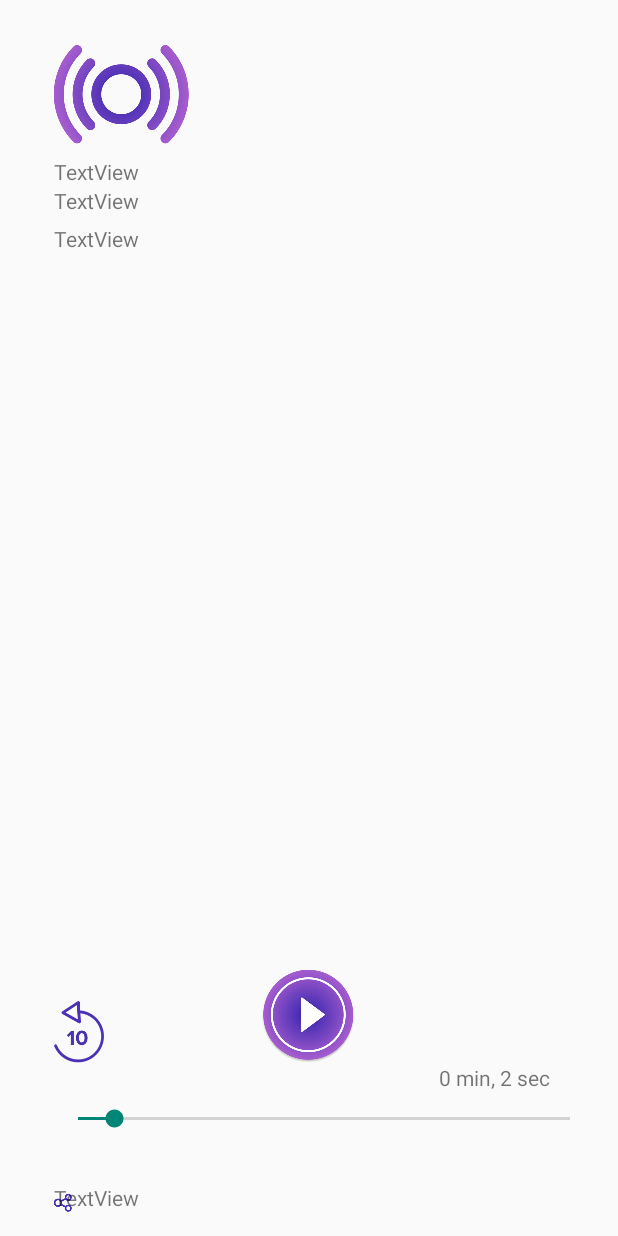
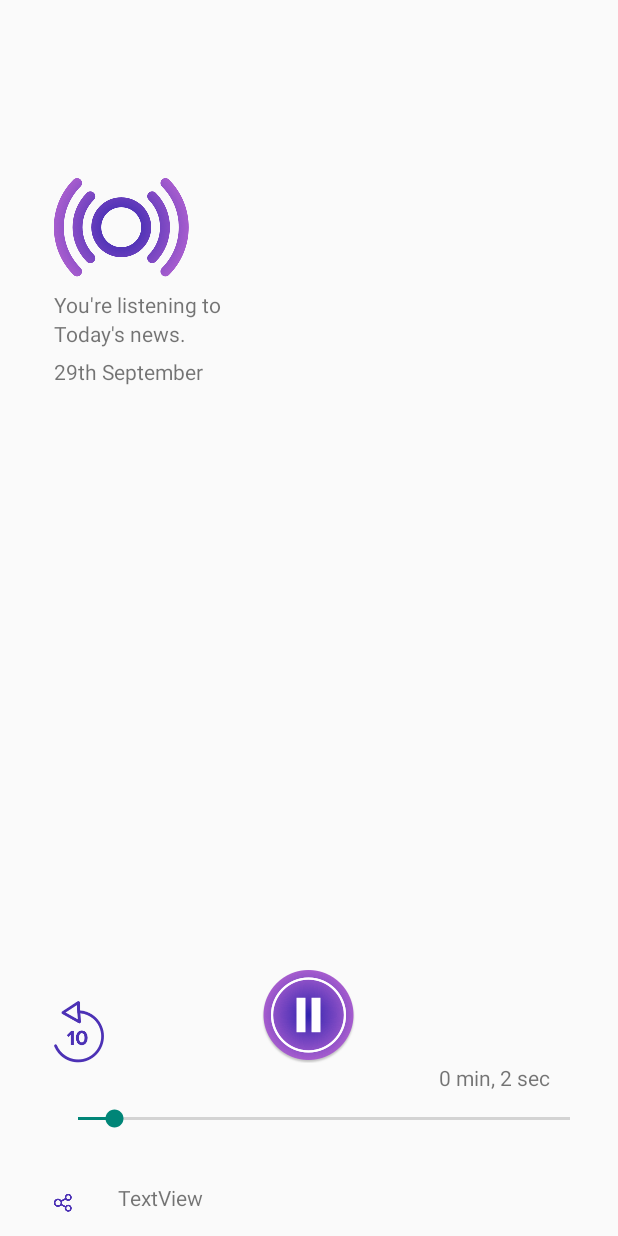
Before and after one commit to mayank13/Frequency, an Android app: the screen it shows after launch (AudioNewsActivity), after a tap on an icon or button, on a phone screen of 412 x 824 dp. Run offline under Robolectric (Android 15) with nearby library versions, the phone set to English and light mode, and no system bars.

Commit message:
Play pause media

```diff
--- a/app/src/main/java/radionews/com/frequency/AudioNewsActivity.java
+++ b/app/src/main/java/radionews/com/frequency/AudioNewsActivity.java
@@ -4,6 +4,7 @@ import android.media.MediaPlayer;
 import android.os.Handler;
 import android.support.v7.app.AppCompatActivity;
 import android.os.Bundle;
+import android.util.Log;
 import android.view.View;
 import android.widget.Button;
 import android.widget.ImageButton;
@@ -11,6 +12,9 @@ import android.widget.SeekBar;
 import android.widget.TextView;
 import android.widget.Toast;
 
+import java.text.SimpleDateFormat;
+import java.util.Date;
+import java.util.Locale;
 import java.util.concurrent.TimeUnit;
 
 public class AudioNewsActivity extends AppCompatActivity {
@@ -22,6 +26,7 @@ public class AudioNewsActivity extends AppCompatActivity {
     private int backwardTime = 10000;
     private SeekBar seekbar;
     private TextView time;
+    private TextView date;
     public static int oneTimeOnly = 0;
 
     @Override
@@ -31,15 +36,33 @@ public class AudioNewsActivity extends AppCompatActivity {
 
         playButton = (ImageButton) findViewById(R.id.play_button);
         time = (TextView)findViewById(R.id.news_timer);
+        date = (TextView) findViewById(R.id.date);
         mediaPlayer = MediaPlayer.create(this, R.raw.sample);
         seekbar=(SeekBar)findViewById(R.id.news_seekbar);
         seekbar.setClickable(false);
 
+        date.setText(getFormattedTodaysDate());
+
         playButton.setOnClickListener(new View.OnClickListener() {
             @Override
             public void onClick(View v) {
-                Toast.makeText(getApplicationContext(), "Playing sound",Toast.LENGTH_SHORT).show();
-                mediaPlayer.start();
+
+                if(mediaPlayer.isPlaying()){
+                    if(mediaPlayer!=null){
+                        mediaPlayer.pause();
+                        // Changing button image to play button
+                        playButton.setImageResource(R.drawable.play);
+                    }
+                }else{
+                    // Resume song
+                    if(mediaPlayer!=null){
+                        mediaPlayer.start();
+                        // Changing button image to pause button
+                        playButton.setImageResource(R.drawable.pause);
+                    }
+                }
+               // Toast.makeText(getApplicationContext(), "Playing sound",Toast.LENGTH_SHORT).show();
+               // mediaPlayer.start();
 
                 finalTime = mediaPlayer.getDuration();
                 startTime = mediaPlayer.getCurrentPosition();
@@ -76,4 +99,27 @@ public class AudioNewsActivity extends AppCompatActivity {
             myHandler.postDelayed(this, 100);
         }
     };
+
+    String getDayOfMonthSuffix(final int n) {
+        if (n >= 11 && n <= 13) {
+            return "th";
+        }
+        switch (n % 10) {
+            case 1:  return "st";
+            case 2:  return "nd";
+            case 3:  return "rd";
+            default: return "th";
+        }
+    }
+
+    String getFormattedTodaysDate(){
+        Date todaysDate = new Date();
+        SimpleDateFormat formatDayOfMonth  = new SimpleDateFormat("d");
+        SimpleDateFormat monthOfDate = new SimpleDateFormat("MMMM",Locale.US);
+        int day = Integer.parseInt(formatDayOfMonth.format(todaysDate));
+        String month = monthOfDate.format(todaysDate);
+        String formattedDate = day + getDayOfMonthSuffix(day) + " "+ month;
+        return formattedDate;
+    }
+
 }
--- a/app/src/main/res/layout/activity_audio_news.xml
+++ b/app/src/main/res/layout/activity_audio_news.xml
@@ -20,11 +20,11 @@
         android:layout_alignParentStart="true"
         android:layout_marginLeft="20dp"
         android:layout_marginStart="20dp"
-        android:layout_marginTop="14dp"
+        android:layout_marginTop="102.5dp"
         android:id="@+id/frequency_logo" />
 
     <TextView
-        android:text="TextView"
+        android:text="@string/radio_news_tagline"
         android:layout_width="wrap_content"
         android:layout_height="wrap_content"
         android:layout_below="@+id/frequency_logo"
@@ -32,7 +32,7 @@
         android:layout_alignStart="@+id/frequency_logo"
         android:layout_marginTop="8.5dp"
         android:id="@+id/textView"
-        tools:text="@string/radionews_tagline" />
+        android:fontFamily="sans-serif" />
 
     <TextView
         android:text="TextView"
@@ -42,14 +42,13 @@
         android:layout_alignLeft="@+id/textView2"
         android:layout_alignStart="@+id/textView2"
         android:layout_marginTop="6dp"
-        android:id="@+id/textView3" />
+        android:id="@+id/date" />
 
     <TextView
-        android:text="TextView"
         android:layout_width="wrap_content"
         android:layout_height="wrap_content"
         android:id="@+id/textView2"
-        tools:text="@string/radionews_tagline_sec"
+        android:text="@string/radio_news_tagline_sec"
         android:layout_below="@+id/textView"
         android:layout_alignLeft="@+id/textView"
         android:layout_alignStart="@+id/textView" />
@@ -59,8 +58,8 @@
         android:layout_height="wrap_content"
         app:srcCompat="@drawable/back"
         android:layout_alignParentBottom="true"
-        android:layout_alignLeft="@+id/textView3"
-        android:layout_alignStart="@+id/textView3"
+        android:layout_alignLeft="@+id/date"
+        android:layout_alignStart="@+id/date"
         android:layout_marginBottom="99dp"
         android:id="@+id/imageButton"
         android:background="@android:color/transparent" />
@@ -111,8 +110,8 @@
         android:layout_width="wrap_content"
         android:layout_height="wrap_content"
         android:id="@+id/textView5"
-        tools:text="@string/radionews_share"
+        tools:text="@string/radio_news_share"
         android:layout_alignParentBottom="true"
-        android:layout_alignRight="@+id/textView3"
-        android:layout_alignEnd="@+id/textView3" />
+        android:layout_alignRight="@+id/date"
+        android:layout_alignEnd="@+id/date" />
 </RelativeLayout>
--- a/app/src/main/res/values/strings.xml
+++ b/app/src/main/res/values/strings.xml
@@ -6,8 +6,8 @@
     <string name="dummy_content">DUMMY\nCONTENT</string>
     <string name="frequency_tagline">Important Audio News.</string>
     <string name="frequency_tagline_sec">Everyday.</string>
-    <string name="radionews_tagline">You\'re listening to</string>
-    <string name="radionews_tagline_sec">Today\'s news.</string>
-    <string name="radionews_share">Share</string>
+    <string name="radio_news_tagline">You\'re listening to</string>
+    <string name="radio_news_tagline_sec">Today\'s news.</string>
+    <string name="radio_news_share">Share</string>
 
 </resources>
```
Also changed, not shown: app/src/main/res/drawable-hdpi/pause.png (added), app/src/main/res/drawable-mdpi/pause.png (added), app/src/main/res/drawable-xhdpi/pause.png (added), app/src/main/res/drawable-xxhdpi/pause.png (added), app/src/main/res/drawable-xxxhdpi/pause.png (added).
